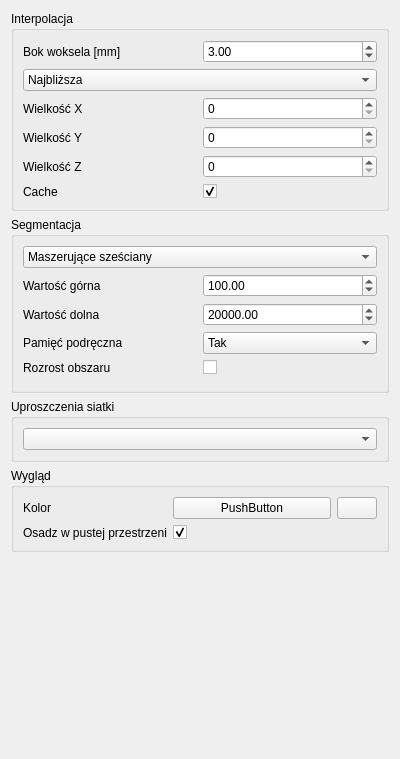
Qt form src/SokarUi/SegmentationPipelineEditor.ui (jedrzejowski/sokar-app) before a commit.
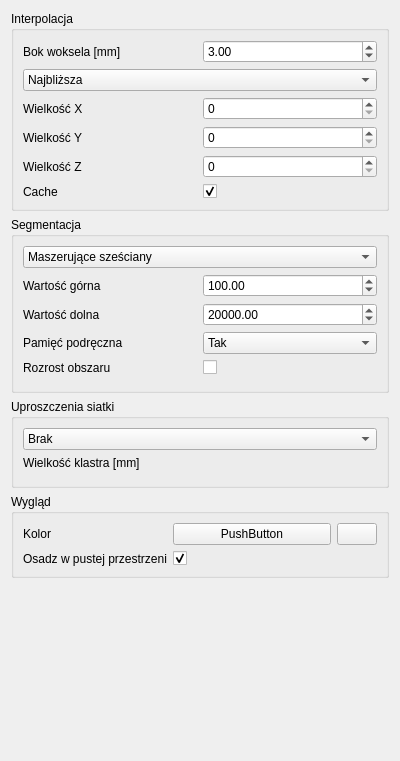
The same form after that commit. Icons and pictures are not drawn. Custom widgets are drawn as their Qt base class.

```diff
--- a/src/SokarUi/SegmentationPipelineEditor.ui
+++ b/src/SokarUi/SegmentationPipelineEditor.ui
@@ -7,7 +7,7 @@
     <x>0</x>
     <y>0</y>
     <width>400</width>
-    <height>759</height>
+    <height>761</height>
    </rect>
   </property>
   <property name="minimumSize">
@@ -238,7 +238,46 @@
      </property>
      <layout class="QVBoxLayout" name="verticalLayout_5">
       <item>
-       <widget class="QComboBox" name="comboBox_4"/>
+       <widget class="QComboBox" name="simplificationAlgorithm">
+        <item>
+         <property name="text">
+          <string>Brak</string>
+         </property>
+        </item>
+        <item>
+         <property name="text">
+          <string>Klasteryzacja wierzchołków</string>
+         </property>
+        </item>
+       </widget>
+      </item>
+      <item>
+       <widget class="QWidget" name="vertexClustering" native="true">
+        <layout class="QGridLayout" name="vertexClusteringLayout">
+         <property name="leftMargin">
+          <number>0</number>
+         </property>
+         <property name="topMargin">
+          <number>0</number>
+         </property>
+         <property name="rightMargin">
+          <number>0</number>
+         </property>
+         <property name="bottomMargin">
+          <number>0</number>
+         </property>
+         <item row="0" column="0">
+          <widget class="QLabel" name="label_11">
+           <property name="text">
+            <string>Wielkość klastra [mm]</string>
+           </property>
+          </widget>
+         </item>
+         <item row="1" column="0">
+          <widget class="SokarUi::Vec3Input" name="vertexClusteringSize" native="true"/>
+         </item>
+        </layout>
+       </widget>
       </item>
      </layout>
     </widget>
```
Left out of the diff: 34 changed lines with no effect on the pictures.
